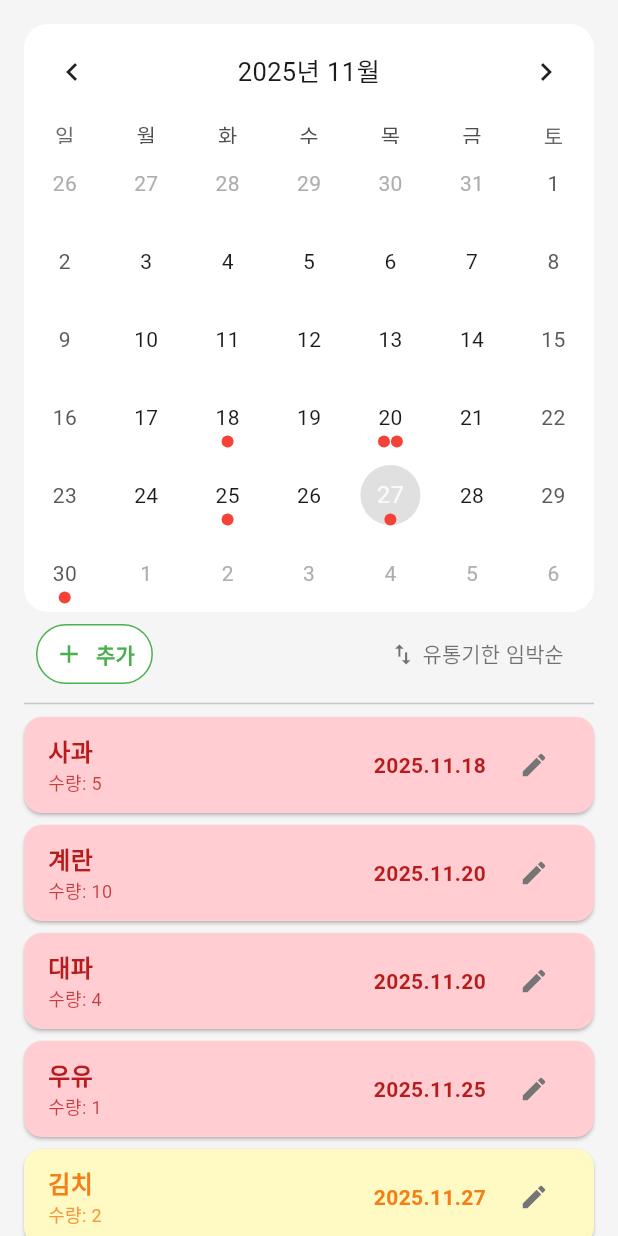
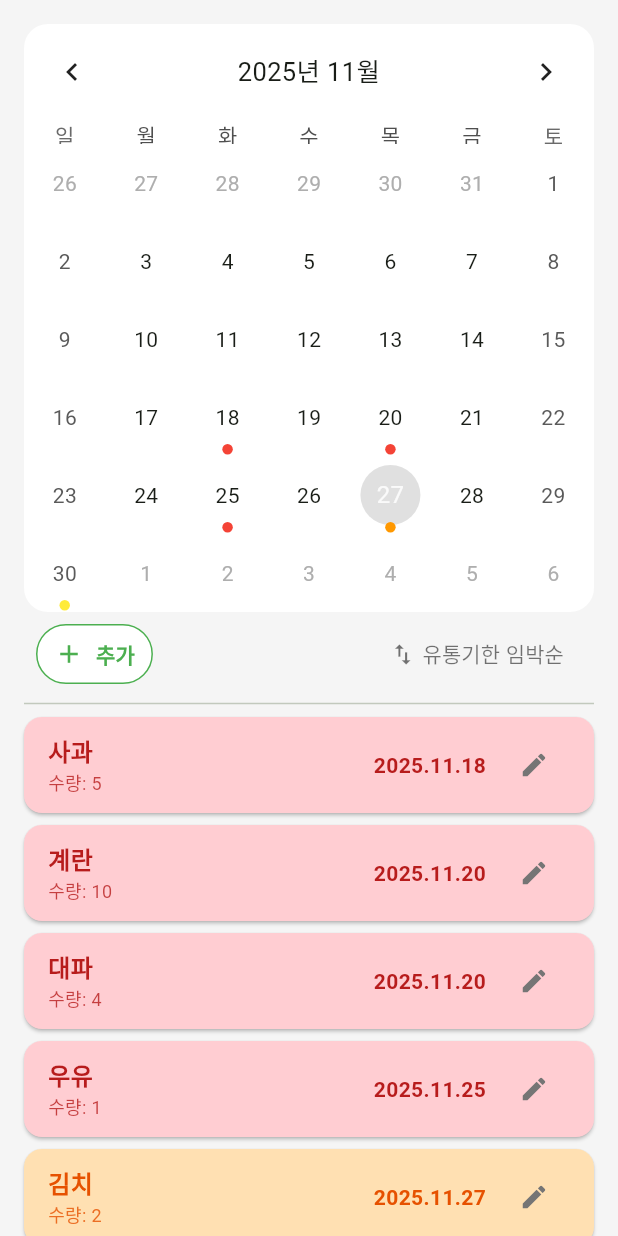
Before and after one commit to HS-Mobile-Programming/HomeMate, a Flutter app: the RefrigeratorScreen screen opened directly, on a phone screen of 412 x 824 dp. Run offline on Flutter 3.47's test engine with Material 3 defaults, Android fonts, the phone set to English and light mode, and no system bars; drawn by our look-alikes of table_calendar; our stand-ins replace cloud_firestore, firebase_core, firebase_storage, fluttertoast, google_generative_ai; accounts and stored records are empty.

Commit message:
달력에서의 재료 표기 수정

```diff
--- a/lib/screens/favorites_screen.dart
+++ b/lib/screens/favorites_screen.dart
@@ -31,7 +31,7 @@ class _FavoritesScreenState extends State<FavoritesScreen> {
   // 화면에 표시될 '즐겨찾기된' 레시피 목록입니다.
   List<Recipe> _favoriteRecipes = [];
 
-  // [추가] 로딩 상태 변수
+  // 로딩 상태 변수
   bool _isLoading = false;
 
   // [initState]
--- a/lib/screens/recipe_screen.dart
+++ b/lib/screens/recipe_screen.dart
@@ -31,7 +31,7 @@ class _RecipeScreenState extends State<RecipeScreen> {
   // '현재 검색어' (TextField에 입력된 값)를 저장합니다. (기본값: 빈 문자열)
   String _searchKeyword = "";
 
-  // [추가] 로딩 상태 변수
+  // 로딩 상태 변수
   bool _isLoading = false;
 
   // [initState]
@@ -126,7 +126,7 @@ class _RecipeScreenState extends State<RecipeScreen> {
     );
   }
 
-  // [추가] 검색 결과가 없을 때 표시할 위젯을 생성하는 헬퍼 함수
+  // 검색 결과가 없을 때 표시할 위젯을 생성하는 헬퍼 함수
   Widget _buildSuggestionPoint(String text) {
     return Row(
       crossAxisAlignment: CrossAxisAlignment.start,
--- a/lib/screens/refrigerator_screen.dart
+++ b/lib/screens/refrigerator_screen.dart
@@ -395,12 +395,45 @@ class _RefrigeratorScreenState extends State<RefrigeratorScreen> {
 
                   // calendarStyle: 달력의 세부 스타일을 지정합니다.
                   calendarStyle: CalendarStyle(
-                    // markerDecoration: eventLoader에 의해 이벤트가 있는 날(유통기한)의 마커 스타일
-                    markerDecoration: const BoxDecoration(color: Colors.red, shape: BoxShape.circle),
                     // todayDecoration: '오늘' 날짜의 스타일
                     todayDecoration: BoxDecoration(color: Colors.grey.shade300, shape: BoxShape.circle),
                     // selectedDecoration: '선택된' 날짜의 스타일
                     selectedDecoration: BoxDecoration(color: Colors.green.shade300, shape: BoxShape.circle),
+                  ),
+                  calendarBuilders: CalendarBuilders(
+                    // markerBuilder: 날짜 아래의 점(이벤트 마커)을 그리는 함수
+                    markerBuilder: (context, day, events) {
+                      if (events.isEmpty) {
+                        return null; // 재료 없으면 점 안 찍음
+                      }
+                      final now = DateTime.now();
+                      final today = DateTime(now.year, now.month, now.day);
+                      final target = DateTime(day.year, day.month, day.day);
+
+                      final difference = target.difference(today).inDays;
+
+                      Color dotColor = Colors.black; // 표시 기본은 검정색
+
+                      if (difference < 0) {
+                        dotColor = Colors.red;      // 유통기간 지나간것은 빨간색
+                      } else if (difference == 0) {
+                        dotColor = Colors.orange;   // 유통기간이 오늘까지인것은 오랜지색
+                      } else if (difference <= 3) {
+                        dotColor = Colors.yellow;   // 유통기간이 3일이내인것은 노란색
+                      }
+
+                      return Positioned(
+                        bottom: 1,
+                        child: Container(
+                          decoration: BoxDecoration(
+                            color: dotColor,
+                            shape: BoxShape.circle,
+                          ),
+                          width: 7.0,
+                          height: 7.0,
+                        ),
+                      );
+                    },
                   ),
                 ),
               ),
--- a/lib/services/recommendation_service.dart
+++ b/lib/services/recommendation_service.dart
@@ -13,7 +13,7 @@ class RecommendationService {
 
   final RecipeService _recipeService = RecipeService();
 
-  // [추가] 추천받은 레시피 목록을 임시로 저장할 변수 (캐시)
+  // 추천받은 레시피 목록을 임시로 저장할 변수 (캐시)
   // static으로 선언하여 앱이 실행되는 동안 데이터가 메모리에 유지되도록 합니다.
   // (화면을 나갔다 와도 데이터가 남아있게 됨)
   static List<Recipe>? _cachedRecipes;
@@ -77,7 +77,7 @@ class RecommendationService {
       recommendedRecipes.sort((a, b) =>
       recommendedIds.indexOf(a.id) - recommendedIds.indexOf(b.id));
 
-      // [추가] API 호출로 받아온 데이터를 캐시 변수에 저장
+      // API 호출로 받아온 데이터를 캐시 변수에 저장
       // 다음 번 호출 때는 이 변수에 있는 값을 바로 사용하게 됩니다.
       _cachedRecipes = recommendedRecipes;
 
@@ -85,14 +85,14 @@ class RecommendationService {
 
     } catch (e) {
       // API 호출 중 오류 발생 시 처리
-      print("AI 호출 에러: $e"); // [추가] 디버깅을 위해 에러 로그 출력
+      print("AI 호출 에러: $e"); // 디버깅을 위해 에러 로그 출력
       // 오류 발생 시 사용자에게 빈 리스트를 보여주거나, 다른 대체 로직을 수행할 수 있습니다.
       // throw Exception('레시피 추천을 받아오는 데 실패했습니다.');
       return []; // 에러 발생 시 앱이 죽지 않도록 빈 리스트 반환으로 변경
     }
   }
 
-  // [추가] 캐시 초기화 메서드
+  // 캐시 초기화 메서드
   // 사용자가 '추천' 버튼을 누르거나 '선호도'를 변경했을 때,
   // 저장된 데이터를 지워서 강제로 새로운 추천을 받도록 할 때 사용합니다.
   void clearCache() {
--- a/lib/widgets/ingredient_item.dart
+++ b/lib/widgets/ingredient_item.dart
@@ -21,8 +21,6 @@ class IngredientItem extends StatelessWidget {
   // '수정' 아이콘을 눌렀을 때 실행될 '함수'입니다.
   final VoidCallback? onEdit;
 
-
-
   // [생성자 (Constructor)]
   // 'IngredientItem' 위젯을 생성할 때 호출됩니다.
   const IngredientItem({
@@ -37,23 +35,28 @@ class IngredientItem extends StatelessWidget {
   Widget build(BuildContext context) {
     DateTime? expiryDate = DateTime.tryParse(ingredient.expiryTime.replaceAll('.', '-'));
 
-    // [수정] 기본값 설정
+    // 기본값 설정
     Color cardColor = Colors.white;
     Color textColor = Colors.black;
     FontWeight fontWeight = FontWeight.normal;
 
-    // [수정] applyExpiryColor가 true일 때만 색상 변경 로직을 실행합니다.
+    // applyExpiryColor가 true일 때만 색상 변경 로직을 실행합니다.
     if (expiryDate != null) {
       DateTime now = DateTime.now();
       final difference = expiryDate.difference(now).inDays;
 
       if (difference < 0) {
-        // [수정] 유통기한 지남
+        // 유통기한 지남
         cardColor = Colors.red.shade100;
         textColor = Colors.red.shade900;
         fontWeight = FontWeight.bold;
       } else if (difference <= 1) {
-        // [수정] 유통기한 1일 이하
+        // 유통기한 1일 이하
+        cardColor = Colors.orange.shade100;
+        textColor = Colors.orange.shade900;
+        fontWeight = FontWeight.bold;
+      } else if (difference <= 3) {
+        // 유통기한 3일 이하
         cardColor = Colors.yellow.shade100;
         textColor = Colors.yellow.shade900;
         fontWeight = FontWeight.bold;
```
Also changed, not shown: lib/screens/recommendation_screen.dart (+4 -4 lines), lib/screens/tags_screen.dart (+9 -9 lines).
